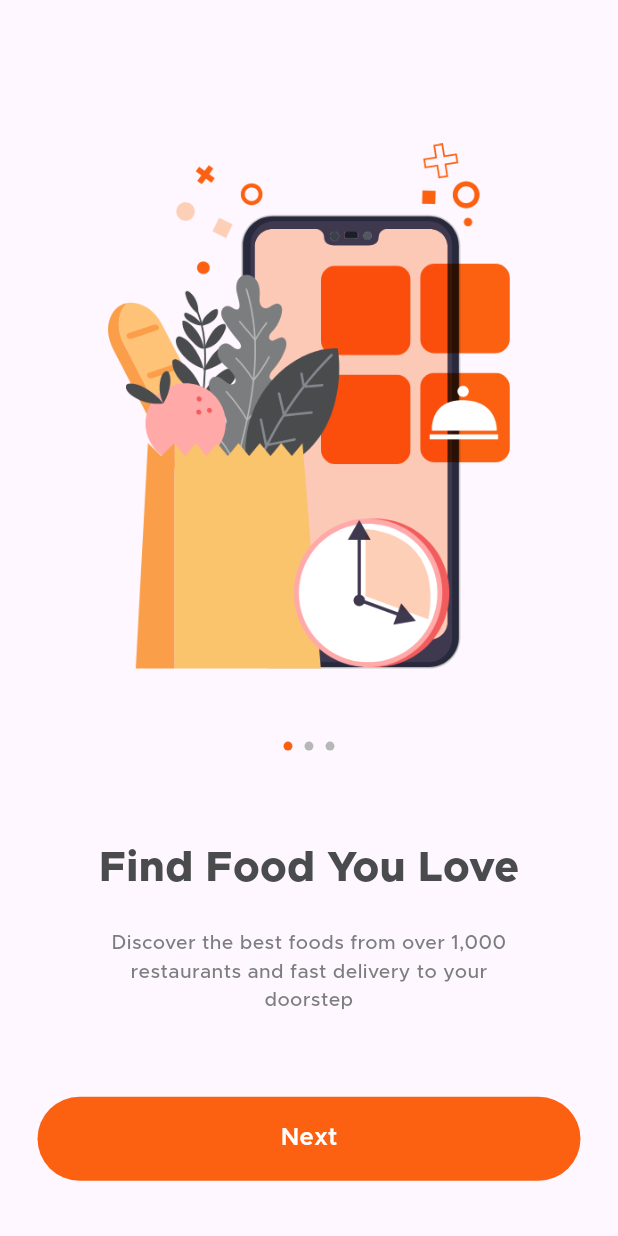
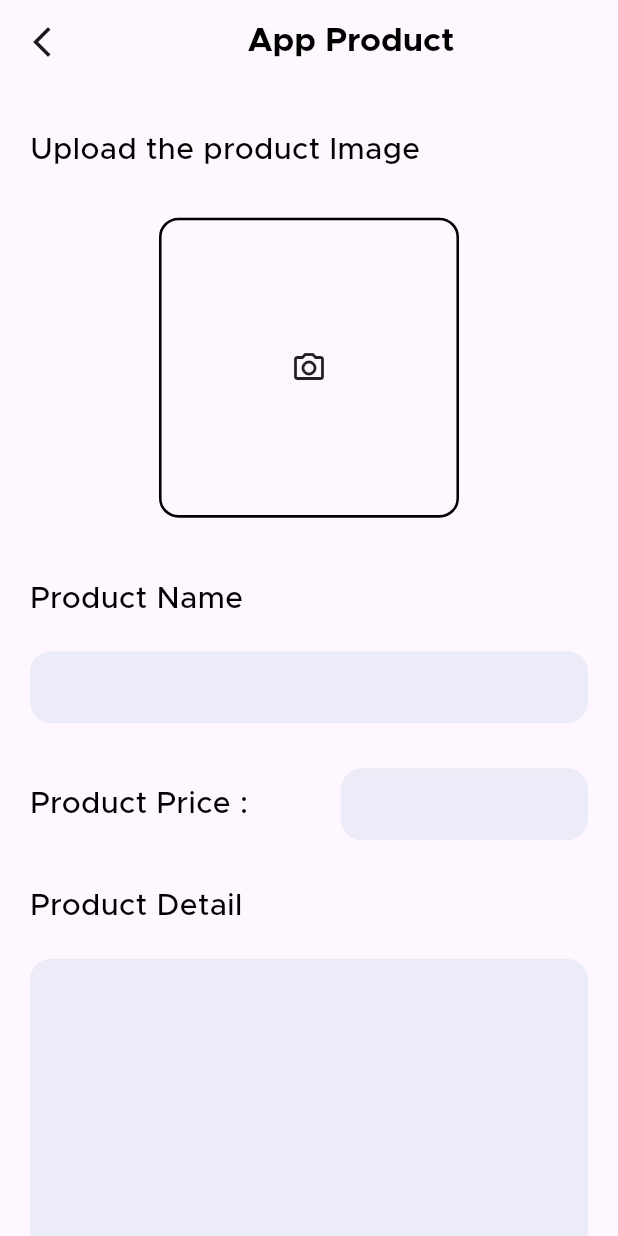
Before and after one commit to ryder2003/NightBiteLatest, a Flutter app: the screen it shows after launch, on a phone screen of 412 x 824 dp. Run offline on Flutter 3.47's test engine with Material 3 defaults, Android fonts, the phone set to English and light mode, and no system bars; drawn by our look-alikes of flutter_easyloading; our stand-ins replace cloud_firestore, firebase_auth, firebase_core, firebase_storage, flutter_rating_bar, flutter_svg and 8 more; missing offline and left inert: custom_map_markers; accounts and stored records are empty.

Commit message:
Products adding page done

```diff
--- a/lib/main.dart
+++ b/lib/main.dart
@@ -7,6 +7,7 @@ import 'package:flutter_easyloading/flutter_easyloading.dart';
 import 'package:food_delivery/common/color_extension.dart';
 import 'package:food_delivery/common/locator.dart';
 import 'package:food_delivery/common/service_call.dart';
+import 'package:food_delivery/view/Admin/add_Products.dart';
 import 'package:food_delivery/view/login/login_view.dart';
 import 'package:food_delivery/view/login/welcome_view.dart';
 import 'package:food_delivery/view/main_tabview/main_tabview.dart';
@@ -35,7 +36,7 @@ void main() async {
   SystemChrome.setPreferredOrientations(
       [DeviceOrientation.portraitDown,DeviceOrientation.portraitUp]).then((value){
     _initializeFirebase();
-    runApp(const MyApp(defaultHome: OnBoardingView(),));
+    runApp(const MyApp(defaultHome: AddProducts(),));
   });
 }
 
--- a/lib/services/database.dart
+++ b/lib/services/database.dart
@@ -9,4 +9,11 @@ class DatabaseMethods {
         .doc(id)
         .set(userInfoMap);
   }
+
+  Future addProducts(Map<String, dynamic> userInfoMap, String categoryname)async{
+    return await FirebaseFirestore.instance
+        .collection(categoryname)
+        .add(userInfoMap);
+  }
+
 }
--- /dev/null
+++ b/lib/view/Admin/add_Products.dart
@@ -0,0 +1,241 @@
+import 'dart:io';
+
+import 'package:firebase_storage/firebase_storage.dart';
+import 'package:flutter/material.dart';
+import 'package:image_picker/image_picker.dart';
+import 'package:random_string/random_string.dart';
+
+import '../../common_widget/service_widget.dart';
+import '../../services/database.dart';
+
+class AddProducts extends StatefulWidget {
+  const AddProducts({super.key});
+
+  @override
+  State<AddProducts> createState() => _AddProductsState();
+}
+
+class _AddProductsState extends State<AddProducts> {
+
+  final ImagePicker _picker = ImagePicker();
+  File? selectedImage;
+  TextEditingController nameController = new TextEditingController();
+  TextEditingController priceController = new TextEditingController();
+  TextEditingController detailController = new TextEditingController();
+
+  Future getImage() async {
+    var image = await _picker.pickImage(source: ImageSource.gallery);
+    selectedImage = File(image!.path);
+    setState(() {
+
+    });
+  }
+
+  uploadItem() async{
+    if(selectedImage!=null && nameController.text!= ""){
+      String addId = randomAlphaNumeric(10);
+      Reference firebaseStorageRef = FirebaseStorage.instance.ref().child("blogImage").child(addId);
+
+      final UploadTask task = firebaseStorageRef.putFile(selectedImage!);
+      var downloadUrl = await (await task).ref.getDownloadURL();
+
+      Map<String, dynamic> addProduct = {
+        "Name": nameController.text,
+        "Image": downloadUrl,
+        "Price": priceController.text,
+        "Detail": detailController.text
+      };
+
+      await DatabaseMethods().addProducts(addProduct, value!).then((value){
+        selectedImage = null;
+        nameController.text = "";
+        ScaffoldMessenger.of(context).showSnackBar(SnackBar(
+            backgroundColor: Colors.greenAccent,
+            content: Text("Product is added successfully",
+                style: TextStyle(color: Colors.black, fontSize: 16))));
+
+      });
+
+    }else{
+      ScaffoldMessenger.of(context).showSnackBar(SnackBar(
+          backgroundColor: Colors.greenAccent,
+          content: Text("Kuch toh gadbad hai",
+              style: TextStyle(color: Colors.black, fontSize: 16))));
+    }
+  }
+
+  String? value;
+  final List<String> categoryitem = ['Rolls','Rice','Pasta','Maggie','Snacks','Drinks'];
+  @override
+  Widget build(BuildContext context) {
+    return Scaffold(
+      appBar: AppBar(
+          leading: GestureDetector(
+              onTap: () { Navigator.pop(context);},
+              child: Icon(Icons.arrow_back_ios_new_outlined)),
+          title: Center(child: Text("App Product", style: AppWidget.semiBoldTextStyle()))),
+      body: SingleChildScrollView(
+        child: Container(
+          margin: EdgeInsets.only(left: 20.0, right: 20),
+          child: Column(
+            crossAxisAlignment: CrossAxisAlignment.start,
+            children: [
+
+
+              SizedBox(height: 30.09,),
+
+
+              Text("Upload the product Image", style: AppWidget.lightTextStyle(),),
+
+
+              SizedBox(height: 30.0,),
+
+              Center(
+                child: selectedImage == null? GestureDetector(
+                  onTap: () {
+                    getImage();
+                  },
+                  child: Container(
+                    height: 200,
+                    width: 200,
+                    decoration: BoxDecoration(border: Border.all(color: Colors.black, width: 1.7), borderRadius: BorderRadius.all(Radius.circular(13.0))),
+                    child: Icon(Icons.camera_alt_outlined),
+                  ),
+                ): Material(
+                  elevation: 4,
+                  borderRadius: BorderRadius.circular(15),
+                  child: Container(
+                    height: 200,
+                    width: 200,
+                    decoration: BoxDecoration(border: Border.all(color: Colors.black, width: 1.7), borderRadius: BorderRadius.all(Radius.circular(13.0))),
+                    child: ClipRRect(
+                        borderRadius: BorderRadius.circular(13),
+                        child: Image.file(selectedImage!, fit: BoxFit.cover,)),
+                  ),
+                ),
+              ),
+
+
+              SizedBox(height: 40.0,),
+
+
+              Text("Product Name", style: AppWidget.lightTextStyle(),),
+
+
+              SizedBox(height: 20.09,),
+
+
+              Container(
+                padding: EdgeInsets.symmetric(horizontal: 20),
+                width: MediaQuery.of(context).size.width,
+                decoration: BoxDecoration(color: Color(0xFFececf8), borderRadius: BorderRadius.circular(14)),
+                child: TextField(
+                  controller: nameController,
+                  decoration: InputDecoration( border: InputBorder.none),
+                ),
+              ),
+
+
+              SizedBox(height: 30.0,),
+
+
+              Row(
+                mainAxisAlignment: MainAxisAlignment.spaceBetween,
+                children: [
+                  Text("Product Price :", style: AppWidget.lightTextStyle(),),
+                  SizedBox(width: 50,),
+                  Container(
+                    padding: EdgeInsets.symmetric(horizontal: 20),
+                    width: MediaQuery.of(context).size.width/2.5,
+                    decoration: BoxDecoration(color: Color(0xFFececf8), borderRadius: BorderRadius.circular(14)),
+                    child: TextField(
+                      controller: priceController,
+                      decoration: InputDecoration( border: InputBorder.none),
+                    ),
+                  ),
+                ],
+              ),
+
+
+              SizedBox(height: 30.0,),
+
+
+              Text("Product Detail", style: AppWidget.lightTextStyle(),),
+
+
+              SizedBox(height: 20.0,),
+
+
+              Container(
+                padding: EdgeInsets.symmetric(horizontal: 20),
+                width: MediaQuery.of(context).size.width,
+                decoration: BoxDecoration(color: Color(0xFFececf8), borderRadius: BorderRadius.circular(14)),
+                child: TextField(
+                  maxLines: 8,
+                  controller: detailController,
+                  decoration: InputDecoration( border: InputBorder.none),
+                ),
+              ),
+
+
+              SizedBox(height: 30.0,),
+
+
+              Text("Product Category", style: AppWidget.lightTextStyle(),),
+
+
+              SizedBox(height: 20.09,),
+
+
+              Container(
+                padding: EdgeInsets.symmetric(horizontal: 20),
+                width: MediaQuery.of(context).size.width,
+                decoration: BoxDecoration(color: Color(0xFFececf8), borderRadius: BorderRadius.circular(14)),
+                child:
+                DropdownButtonHideUnderline(
+                  child: DropdownButton<String>(
+                    items: categoryitem
+                        .map((item) => DropdownMenuItem(
+                        value: item, child:
+                    Text(item, style: AppWidget.semiBoldTextStyle())
+                    )
+                    ).toList(),
+                    onChanged: ((value) => setState(() {
+                      this.value = value;
+                    })),
+                    dropdownColor: Colors.white,
+                    hint: Text("Select Category"),
+                    iconSize: 37,
+                    icon: Icon(Icons.arrow_drop_down_circle_outlined),
+                    value: value,
+                  ),
+                ),
+              ),
+
+
+              SizedBox(height: 30.0,),
+
+
+              Center(
+                child: Container(
+                  padding: EdgeInsets.symmetric(vertical: 30),
+                  width: MediaQuery.of(context).size.width/2,
+                  child: ElevatedButton(
+                      onPressed: (){
+                        uploadItem();
+                      },
+                      child: Container(
+                        padding: EdgeInsets.symmetric(vertical: 10),
+                        child: Center(
+                            child: Text("Add Product", style: TextStyle(fontSize: 23.0,),)),
+                      )),
+                ),
+              )
+
+            ],
+          ),
+        ),
+      ),
+    );
+  }
+}
--- a/lib/view/Admin_login/admin_login.dart
+++ b/lib/view/Admin/admin_login.dart
@@ -1,10 +1,8 @@
-import 'dart:io';
+
 import 'package:cloud_firestore/cloud_firestore.dart';
-import 'package:firebase_auth/firebase_auth.dart';
 import 'package:flutter/material.dart';
+import 'package:food_delivery/view/Admin/add_Products.dart';
 import 'package:food_delivery/view/login/forgotPassword.dart';
-import 'package:food_delivery/view/main_tabview/main_tabview.dart';
-import 'package:google_sign_in/google_sign_in.dart';
 import '../../main.dart';
 
 
@@ -36,7 +34,7 @@ class _AdminLoginState extends State<AdminLogin> {
             mainAxisAlignment: MainAxisAlignment.start,
             children: [
               const SizedBox(height: 30),
-              Image.asset('image/logoblack.png'),
+              Image.asset('assets/img/logoblack.png'),
               //const SizedBox(height: 10,),
 
 
@@ -157,7 +155,7 @@ class _AdminLoginState extends State<AdminLogin> {
                   style: TextStyle(color: Colors.black, fontSize: 16))));
         }
         else {
-          Navigator.push(context,MaterialPageRoute(builder: (context) => MainTabView()));
+          Navigator.push(context,MaterialPageRoute(builder: (context) => AddProducts()));
         }
       });
     });
--- a/lib/view/login/login_view.dart
+++ b/lib/view/login/login_view.dart
@@ -3,7 +3,6 @@ import 'package:firebase_auth/firebase_auth.dart';
 import 'package:flutter/material.dart';
 import 'package:flutter_svg/flutter_svg.dart';
 import 'package:fluttertoast/fluttertoast.dart';
-import 'package:food_delivery/view/Admin_login/admin_login.dart';
 import 'package:food_delivery/view/login/forgotPassword.dart';
 import 'package:food_delivery/view/main_tabview/main_tabview.dart';
 import 'package:google_sign_in/google_sign_in.dart';
@@ -11,6 +10,7 @@ import '../../api/APIs.dart';
 import '../../common_widget/service_widget.dart';
 import '../../helper/dialogs.dart';
 import '../../main.dart';
+import '../Admin/admin_login.dart';
 import 'SignUp.dart';
 
 
@@ -171,23 +171,23 @@ class _LoginState extends State<Login> {
                     ),
                   ),
                   // Positioned Admin Login at the top-right corner
-                  Positioned(
-                    top: 10, // Adjust the position from the top
-                    right: 10, // Adjust the position from the right
-                    child: GestureDetector(
-                      onTap: () {
-                        // Handle admin login tap event here
-                      },
-                      child: const Text(
-                        'Admin Login',
-                        style: TextStyle(
-                          color: Colors.blueAccent, // Color of the text
-                          fontSize: 16.0, // Font size
-                          fontWeight: FontWeight.bold, // Font weight
-                        ),
-                      ),
-                    ),
-                  ),
+                  // Positioned(
+                  //   top: 10, // Adjust the position from the top
+                  //   right: 10, // Adjust the position from the right
+                  //   child: GestureDetector(
+                  //     onTap: () {
+                  //       // Handle admin login tap event here
+                  //     },
+                  //     child: const Text(
+                  //       'Admin Login',
+                  //       style: TextStyle(
+                  //         color: Colors.blueAccent, // Color of the text
+                  //         fontSize: 16.0, // Font size
+                  //         fontWeight: FontWeight.bold, // Font weight
+                  //       ),
+                  //     ),
+                  //   ),
+                  // ),
                 ],
               ),
 
--- a/pubspec.yaml
+++ b/pubspec.yaml
@@ -25,7 +25,6 @@ dependencies:
   intl: ^0.19.0
   flutter_timezone: ^1.0.6
   get_it: ^7.6.0
-
   fluttertoast: ^8.2.1
 
   #For login and signup purpose
```
